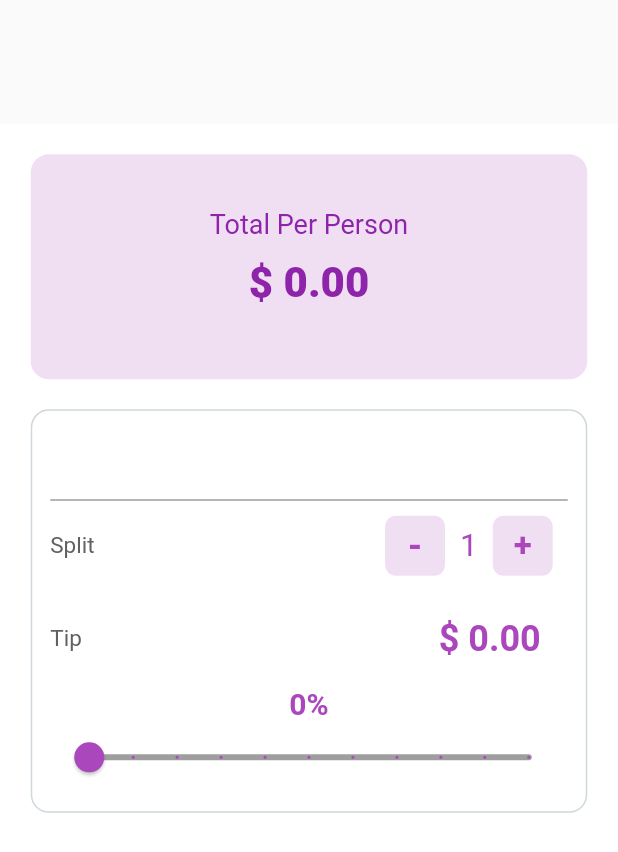
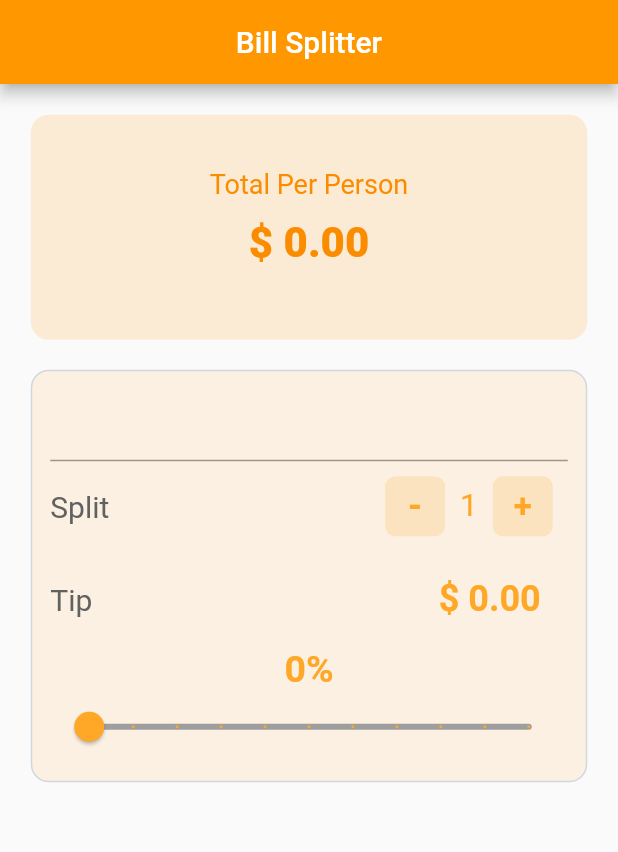
Before and after one commit to Sarthak1707/bill_splitter_app, a Flutter app: the screen it shows after launch, on a phone screen of 412 x 824 dp. Shown: the top 852 px of the screen. Run offline on Flutter 3.47's test engine with Material 2 defaults, Android fonts, the phone set to English and light mode, and no system bars.

Commit message:
minor changes

```diff
--- a/lib/ui/ui.dart
+++ b/lib/ui/ui.dart
@@ -15,10 +15,15 @@ class _BillSplitterState extends State<BillSplitter> {
   @override
   Widget build(BuildContext context) {
     return Scaffold(
+      appBar: AppBar(
+        title: Text("Bill Splitter"),
+        centerTitle: true,
+        backgroundColor: Colors.orange,
+      ),
       body: Container(
-        margin: EdgeInsets.only(top: MediaQuery.of(context).size.height * 0.1),
+        //margin: EdgeInsets.only(top: MediaQuery.of(context).size.height * 0.1),
         alignment: Alignment.center,
-        color: Colors.white,
+        //color: Colors.orange.withOpacity(0.15),
         child: ListView(
           scrollDirection: Axis.vertical,
           padding: EdgeInsets.all(20.5),
@@ -27,7 +32,7 @@ class _BillSplitterState extends State<BillSplitter> {
               width: 150,
               height: 150,
               decoration: BoxDecoration(
-                  color: Colors.purple.withOpacity(0.15),
+                  color: Colors.orange.withOpacity(0.15),
                   borderRadius: BorderRadius.circular(12.0)),
               child: Center(
                 child: Column(
@@ -36,14 +41,14 @@ class _BillSplitterState extends State<BillSplitter> {
                     Text(
                       "Total Per Person",
                       style: TextStyle(
-                          color: Colors.purple.shade600, fontSize: 18.0),
+                          color: Colors.orange.shade600, fontSize: 18.0),
                     ),
                     Padding(
                       padding: const EdgeInsets.all(12.0),
                       child: Text(
                         "\$ ${totalPerPerson(_billAmount, _tip.toDouble(), _personCounter.toDouble())}",
                         style: TextStyle(
-                            color: Colors.purple.shade600,
+                            color: Colors.orange.shade600,
                             fontSize: 28.0,
                             fontWeight: FontWeight.w900),
                       ),
@@ -56,7 +61,7 @@ class _BillSplitterState extends State<BillSplitter> {
               margin: EdgeInsets.only(top: 20.0),
               padding: EdgeInsets.all(12.0),
               decoration: BoxDecoration(
-                  color: Colors.transparent,
+                  color: Colors.orange.withOpacity(0.1),
                   border: Border.all(
                       color: Colors.blueGrey.shade100,
                       style: BorderStyle.solid),
@@ -67,7 +72,7 @@ class _BillSplitterState extends State<BillSplitter> {
                     keyboardType:
                         TextInputType.numberWithOptions(decimal: true),
                     style: TextStyle(
-                        color: Colors.purple.shade600, fontSize: 18.0),
+                        color: Colors.orange.shade600, fontSize: 18.0),
                     decoration: InputDecoration(
                       prefixText: "Bill Amount  ",
                       //prefixIcon: Icon(Icons.attach_money)
@@ -86,7 +91,7 @@ class _BillSplitterState extends State<BillSplitter> {
                       Text(
                         "Split",
                         style: TextStyle(
-                            color: Colors.grey.shade700, fontSize: 15.0),
+                            color: Colors.grey.shade700, fontSize: 20.0),
                       ),
                       Row(
                         children: [
@@ -103,13 +108,13 @@ class _BillSplitterState extends State<BillSplitter> {
                               height: 40.0,
                               margin: EdgeInsets.all(10.0),
                               decoration: BoxDecoration(
-                                  color: Colors.purple.withOpacity(0.15),
+                                  color: Colors.orange.withOpacity(0.15),
                                   borderRadius: BorderRadius.circular(7.0)),
                               child: Center(
                                 child: Text(
                                   "-",
                                   style: TextStyle(
-                                    color: Colors.purple.shade400,
+                                    color: Colors.orange.shade400,
                                     fontWeight: FontWeight.bold,
                                     fontSize: 24.0,
                                   ),
@@ -120,7 +125,7 @@ class _BillSplitterState extends State<BillSplitter> {
                           Text(
                             "$_personCounter",
                             style: TextStyle(
-                                color: Colors.purple.shade400, fontSize: 21.0),
+                                color: Colors.orange.shade400, fontSize: 21.0),
                           ),
                           InkWell(
                             onTap: () {
@@ -133,13 +138,13 @@ class _BillSplitterState extends State<BillSplitter> {
                               height: 40.0,
                               margin: EdgeInsets.all(10.0),
                               decoration: BoxDecoration(
-                                  color: Colors.purple.withOpacity(0.15),
+                                  color: Colors.orange.withOpacity(0.15),
                                   borderRadius: BorderRadius.circular(7.0)),
                               child: Center(
                                 child: Text(
                                   "+",
                                   style: TextStyle(
-                                    color: Colors.purple.shade400,
+                                    color: Colors.orange.shade400,
                                     fontWeight: FontWeight.bold,
                                     fontSize: 22.0,
                                   ),
@@ -157,14 +162,14 @@ class _BillSplitterState extends State<BillSplitter> {
                       Text(
                         "Tip",
                         style: TextStyle(
-                            color: Colors.grey.shade700, fontSize: 15.0),
+                            color: Colors.grey.shade700, fontSize: 20.0),
                       ),
                       Padding(
                         padding: const EdgeInsets.all(18.0),
                         child: Text(
                           "\$ ${(totaltipCalculator(_tip.toDouble(), _billAmount)).toStringAsFixed(2)}",
                           style: TextStyle(
-                              color: Colors.purple.shade400,
+                              color: Colors.orange.shade400,
                               fontWeight: FontWeight.bold,
                               fontSize: 24.0),
                         ),
@@ -176,8 +181,8 @@ class _BillSplitterState extends State<BillSplitter> {
                       Text(
                         "$_tip%",
                         style: TextStyle(
-                            color: Colors.purple.shade400,
-                            fontSize: 20.0,
+                            color: Colors.orange.shade400,
+                            fontSize: 25.0,
                             fontWeight: FontWeight.bold),
                       ),
                       Slider(
@@ -190,7 +195,7 @@ class _BillSplitterState extends State<BillSplitter> {
                         min: 0,
                         max: 100,
                         inactiveColor: Colors.grey,
-                        activeColor: Colors.purple.shade400,
+                        activeColor: Colors.orange.shade400,
                         divisions: 10,
                       )
                     ],
```
